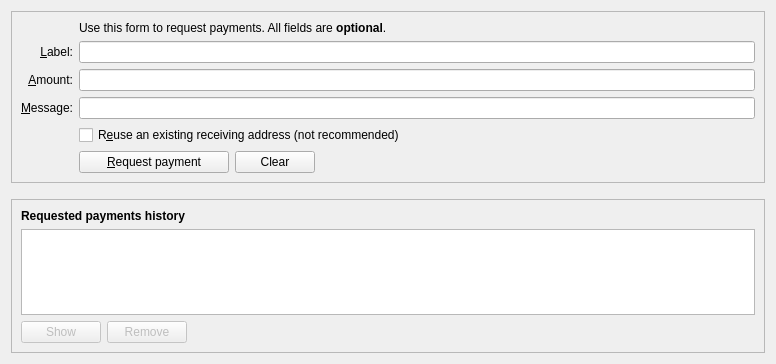
Above: src/qt/forms/receivecoinsdialog.ui from unitusdev/unitus before the change. Below: the same form after it.
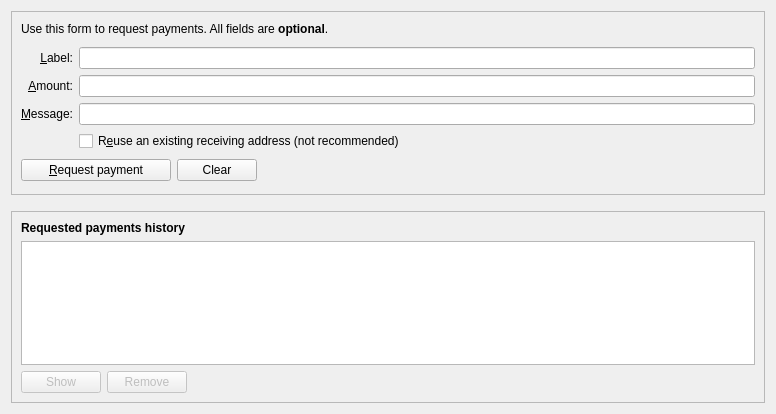
That is the form after the change. Icons and pictures are not drawn. Custom widgets are drawn as their Qt base class.

The edit to the form file:
```diff
--- a/src/qt/forms/receivecoinsdialog.ui
+++ b/src/qt/forms/receivecoinsdialog.ui
@@ -7,7 +7,7 @@
     <x>0</x>
     <y>0</y>
     <width>776</width>
-    <height>364</height>
+    <height>414</height>
    </rect>
   </property>
   <layout class="QVBoxLayout" name="verticalLayout" stretch="0,0,1">
@@ -25,10 +25,73 @@
      <property name="frameShadow">
       <enum>QFrame::Sunken</enum>
      </property>
+     <property name="lineWidth">
+      <number>0</number>
+     </property>
      <layout class="QVBoxLayout" name="verticalLayout_3">
+      <item>
+       <widget class="QFrame" name="frame">
+        <property name="sizePolicy">
+         <sizepolicy hsizetype="Expanding" vsizetype="Expanding">
+          <horstretch>0</horstretch>
+          <verstretch>0</verstretch>
+         </sizepolicy>
+        </property>
+        <property name="minimumSize">
+         <size>
+          <width>0</width>
+          <height>20</height>
+         </size>
+        </property>
+        <property name="frameShape">
+         <enum>QFrame::NoFrame</enum>
+        </property>
+        <property name="frameShadow">
+         <enum>QFrame::Raised</enum>
+        </property>
+        <property name="lineWidth">
+         <number>0</number>
+        </property>
+        <widget class="QLabel" name="label_5">
+         <property name="geometry">
+          <rect>
+           <x>0</x>
+           <y>0</y>
+           <width>666</width>
+           <height>17</height>
+          </rect>
+         </property>
+         <property name="sizePolicy">
+          <sizepolicy hsizetype="Expanding" vsizetype="Expanding">
+           <horstretch>0</horstretch>
+           <verstretch>0</verstretch>
+          </sizepolicy>
+         </property>
+         <property name="text">
+          <string>Use this form to request payments. All fields are &lt;b&gt;optional&lt;/b&gt;.</string>
+         </property>
+        </widget>
+       </widget>
+      </item>
       <item>
        <layout class="QGridLayout" name="gridLayout">
-        <item row="7" column="2">
+        <item row="2" column="0">
+         <widget class="QLabel" name="label_2">
+          <property name="toolTip">
+           <string>An optional label to associate with the new receiving address.</string>
+          </property>
+          <property name="text">
+           <string>&amp;Label:</string>
+          </property>
+          <property name="alignment">
+           <set>Qt::AlignRight|Qt::AlignTrailing|Qt::AlignVCenter</set>
+          </property>
+          <property name="buddy">
+           <cstring>reqLabel</cstring>
+          </property>
+         </widget>
+        </item>
+        <item row="5" column="2">
          <widget class="QCheckBox" name="reuseAddress">
           <property name="toolTip">
            <string>Reuse one of the previously used receiving addresses. Reusing addresses has security and privacy issues. Do not use this unless re-generating a payment request made before.</string>
@@ -38,67 +101,41 @@
           </property>
          </widget>
         </item>
-        <item row="7" column="0">
-         <widget class="QLabel" name="label_4">
-          <property name="text">
-           <string/>
-          </property>
-         </widget>
-        </item>
-        <item row="6" column="0">
-         <widget class="QLabel" name="label_3">
-          <property name="toolTip">
-           <string>An optional message to attach to the payment request, which will be displayed when the request is opened. Note: The message will not be sent with the payment over the Unitus network.</string>
-          </property>
-          <property name="text">
-           <string>&amp;Message:</string>
-          </property>
-          <property name="alignment">
-           <set>Qt::AlignRight|Qt::AlignTrailing|Qt::AlignVCenter</set>
-          </property>
-          <property name="buddy">
-           <cstring>reqMessage</cstring>
-          </property>
-         </widget>
-        </item>
         <item row="4" column="2">
-         <widget class="QLineEdit" name="reqLabel">
-          <property name="toolTip">
-           <string>An optional label to associate with the new receiving address.</string>
-          </property>
-         </widget>
-        </item>
-        <item row="6" column="2">
          <widget class="QLineEdit" name="reqMessage">
           <property name="toolTip">
            <string>An optional message to attach to the payment request, which will be displayed when the request is opened. Note: The message will not be sent with the payment over the Unitus network.</string>
           </property>
          </widget>
         </item>
+        <item row="3" column="2">
+         <widget class="BitcoinAmountField" name="reqAmount">
+          <property name="minimumSize">
+           <size>
+            <width>80</width>
+            <height>0</height>
+           </size>
+          </property>
+          <property name="toolTip">
+           <string>An optional amount to request. Leave this empty or zero to not request a specific amount.</string>
+          </property>
+         </widget>
+        </item>
         <item row="2" column="2">
-         <widget class="QLabel" name="label_5">
-          <property name="text">
-           <string>Use this form to request payments. All fields are &lt;b&gt;optional&lt;/b&gt;.</string>
-          </property>
-         </widget>
-        </item>
-        <item row="4" column="0">
-         <widget class="QLabel" name="label_2">
+         <widget class="QLineEdit" name="reqLabel">
           <property name="toolTip">
            <string>An optional label to associate with the new receiving address.</string>
           </property>
-          <property name="text">
-           <string>&amp;Label:</string>
-          </property>
-          <property name="alignment">
-           <set>Qt::AlignRight|Qt::AlignTrailing|Qt::AlignVCenter</set>
-          </property>
-          <property name="buddy">
-           <cstring>reqLabel</cstring>
-          </property>
          </widget>
         </item>
         <item row="5" column="0">
+         <widget class="QLabel" name="label_4">
+          <property name="text">
+           <string/>
+          </property>
+         </widget>
+        </item>
+        <item row="3" column="0">
          <widget class="QLabel" name="label">
           <property name="toolTip">
            <string>An optional amount to request. Leave this empty or zero to not request a specific amount.</string>
@@ -114,20 +151,59 @@
           </property>
          </widget>
         </item>
-        <item row="5" column="2">
-         <widget class="BitcoinAmountField" name="reqAmount">
-          <property name="minimumSize">
-           <size>
-            <width>80</width>
-            <height>0</height>
-           </size>
-          </property>
+        <item row="4" column="0">
+         <widget class="QLabel" name="label_3">
           <property name="toolTip">
-           <string>An optional amount to request. Leave this empty or zero to not request a specific amount.</string>
+           <string>An optional message to attach to the payment request, which will be displayed when the request is opened. Note: The message will not be sent with the payment over the Unitus network.</string>
+          </property>
+          <property name="text">
+           <string>&amp;Message:</string>
+          </property>
+          <property name="alignment">
+           <set>Qt::AlignRight|Qt::AlignTrailing|Qt::AlignVCenter</set>
+          </property>
+          <property name="buddy">
+           <cstring>reqMessage</cstring>
           </property>
          </widget>
         </item>
-        <item row="8" column="2">
+       </layout>
+      </item>
+      <item>
+       <widget class="QFrame" name="frame_2">
+        <property name="enabled">
+         <bool>true</bool>
+        </property>
+        <property name="sizePolicy">
+         <sizepolicy hsizetype="Expanding" vsizetype="MinimumExpanding">
+          <horstretch>0</horstretch>
+          <verstretch>0</verstretch>
+         </sizepolicy>
+        </property>
+        <property name="minimumSize">
+         <size>
+          <width>0</width>
+          <height>28</height>
+         </size>
+        </property>
+        <property name="frameShape">
+         <enum>QFrame::NoFrame</enum>
+        </property>
+        <property name="frameShadow">
+         <enum>QFrame::Raised</enum>
+        </property>
+        <property name="lineWidth">
+         <number>0</number>
+        </property>
+        <widget class="QWidget" name="layoutWidget">
+         <property name="geometry">
+          <rect>
+           <x>0</x>
+           <y>0</y>
+           <width>284</width>
+           <height>27</height>
+          </rect>
+         </property>
          <layout class="QHBoxLayout" name="horizontalLayout">
           <item>
            <widget class="QPushButton" name="receiveButton">
@@ -183,15 +259,8 @@
            </spacer>
           </item>
          </layout>
-        </item>
-        <item row="8" column="0">
-         <widget class="QLabel" name="label_7">
-          <property name="text">
-           <string/>
-          </property>
-         </widget>
-        </item>
-       </layout>
+        </widget>
+       </widget>
       </item>
      </layout>
     </widget>
@@ -210,7 +279,7 @@
     </spacer>
    </item>
    <item>
-    <widget class="QFrame" name="frame">
+    <widget class="QFrame" name="requestedPaymentsFrame">
      <property name="sizePolicy">
       <sizepolicy hsizetype="Preferred" vsizetype="Expanding">
        <horstretch>0</horstretch>
```
Left out of the diff: 4 changed lines with no effect on the pictures.
